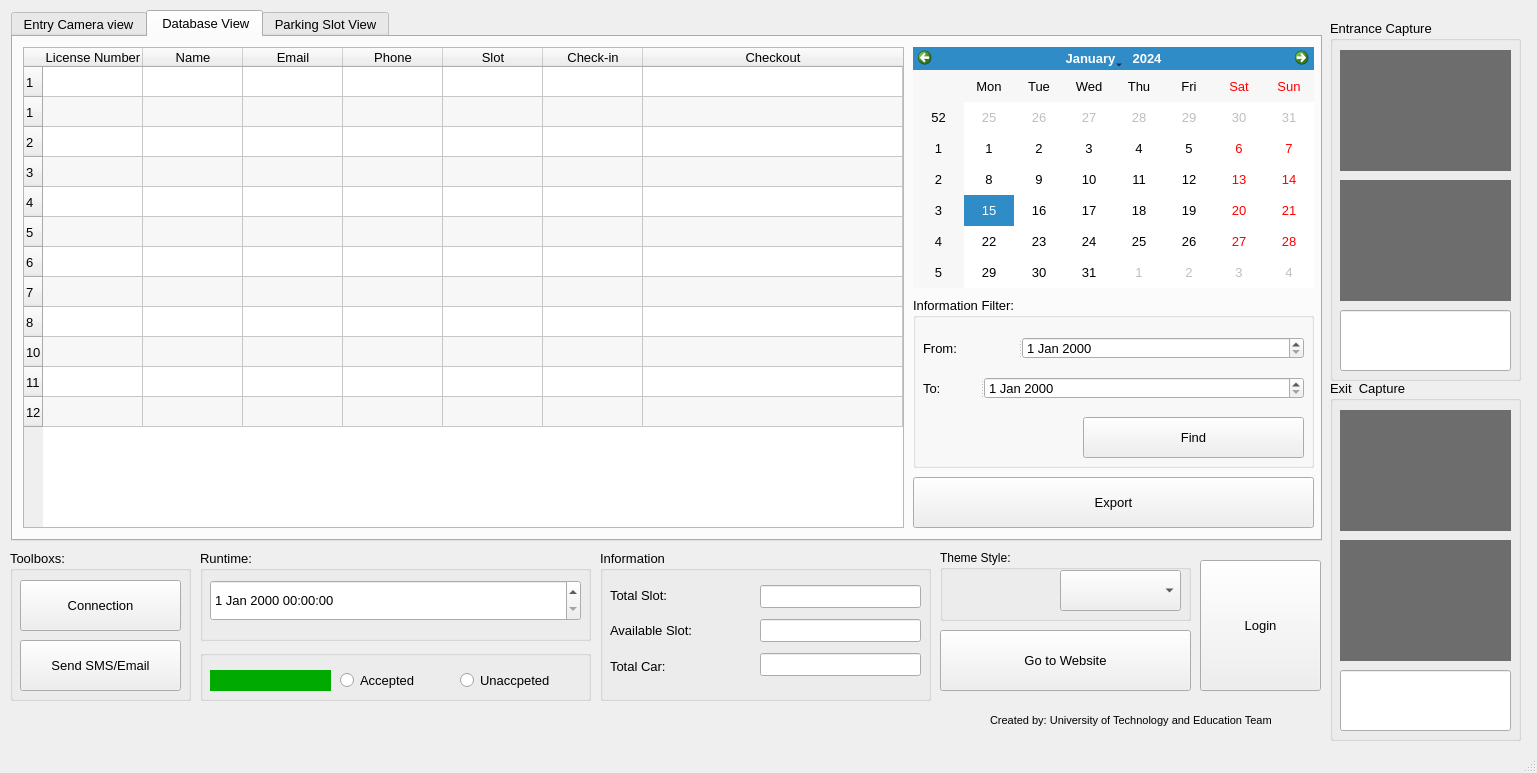
Above: ui/main.ui from leonardin999/Smart-Parking-System before the change. Below: the same form after it.
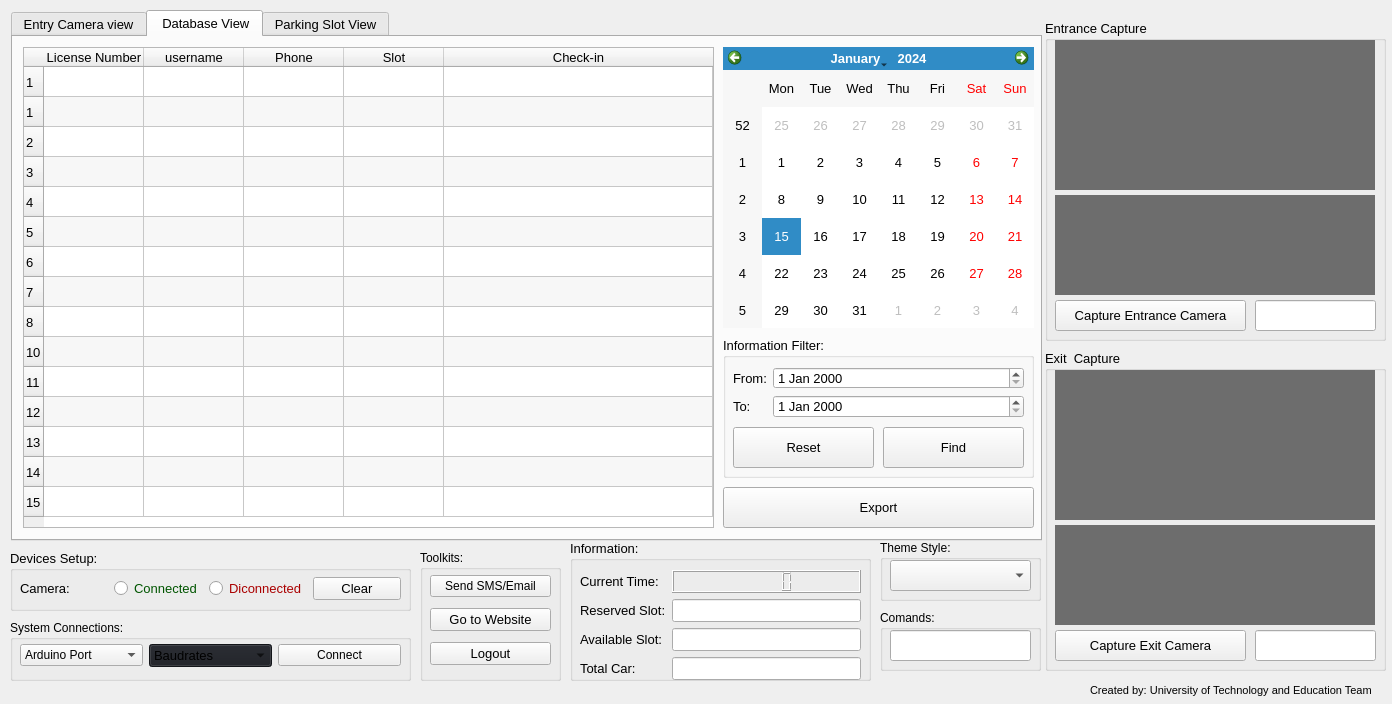
That is the form after the change. The open tabs and pages were chosen to show the change.

Diff of the .ui file:
```diff
--- a/ui/main.ui
+++ b/ui/main.ui
@@ -7,8 +7,8 @@
    <rect>
     <x>0</x>
     <y>0</y>
-    <width>1537</width>
-    <height>773</height>
+    <width>1392</width>
+    <height>704</height>
    </rect>
   </property>
   <property name="windowTitle">
@@ -23,13 +23,16 @@
      <rect>
       <x>11</x>
       <y>10</y>
-      <width>1311</width>
+      <width>1031</width>
       <height>531</height>
      </rect>
     </property>
     <property name="font">
      <font>
+      <family>MS Shell Dlg 2</family>
       <pointsize>10</pointsize>
+      <italic>false</italic>
+      <bold>false</bold>
      </font>
     </property>
     <property name="tabPosition">
@@ -117,7 +120,7 @@
        <rect>
         <x>10</x>
         <y>10</y>
-        <width>881</width>
+        <width>691</width>
         <height>481</height>
        </rect>
       </property>
@@ -187,6 +190,21 @@
         <string>12</string>
        </property>
       </row>
+      <row>
+       <property name="text">
+        <string>13</string>
+       </property>
+      </row>
+      <row>
+       <property name="text">
+        <string>14</string>
+       </property>
+      </row>
+      <row>
+       <property name="text">
+        <string>15</string>
+       </property>
+      </row>
       <column>
        <property name="text">
         <string>License Number</string>
@@ -194,12 +212,7 @@
       </column>
       <column>
        <property name="text">
-        <string>Name</string>
-       </property>
-      </column>
-      <column>
-       <property name="text">
-        <string>Email</string>
+        <string>username</string>
        </property>
       </column>
       <column>
@@ -217,12 +230,12 @@
         <string>Check-in</string>
        </property>
       </column>
-      <column>
+      <item row="0" column="0">
        <property name="text">
-        <string>Checkout</string>
+        <string/>
        </property>
-      </column>
-      <item row="0" column="0">
+      </item>
+      <item row="0" column="2">
        <property name="text">
         <string/>
        </property>
@@ -232,12 +245,12 @@
         <string/>
        </property>
       </item>
-      <item row="0" column="4">
+      <item row="3" column="0">
        <property name="text">
         <string/>
        </property>
       </item>
-      <item row="3" column="0">
+      <item row="3" column="2">
        <property name="text">
         <string/>
        </property>
@@ -253,22 +266,14 @@
         <set>ItemIsSelectable|ItemIsEditable|ItemIsDragEnabled|ItemIsDropEnabled|ItemIsUserCheckable</set>
        </property>
       </item>
-      <item row="3" column="4">
-       <property name="text">
-        <string/>
-       </property>
-       <property name="flags">
-        <set>ItemIsSelectable|ItemIsEditable|ItemIsDragEnabled|ItemIsDropEnabled|ItemIsUserCheckable</set>
-       </property>
-      </item>
      </widget>
      <widget class="QCalendarWidget" name="calendarWidget">
       <property name="geometry">
        <rect>
-        <x>900</x>
+        <x>710</x>
         <y>10</y>
-        <width>401</width>
-        <height>241</height>
+        <width>311</width>
+        <height>281</height>
        </rect>
       </property>
       <property name="styleSheet">
@@ -278,45 +283,29 @@
      <widget class="QGroupBox" name="groupBox_6">
       <property name="geometry">
        <rect>
-        <x>900</x>
-        <y>260</y>
-        <width>401</width>
-        <height>171</height>
+        <x>710</x>
+        <y>300</y>
+        <width>311</width>
+        <height>141</height>
        </rect>
       </property>
       <property name="font">
        <font>
+        <family>MS Shell Dlg 2</family>
         <pointsize>10</pointsize>
+        <italic>false</italic>
+        <bold>false</bold>
        </font>
       </property>
       <property name="title">
        <string>Information Filter:</string>
       </property>
-      <widget class="QSplitter" name="splitter_2">
-       <property name="geometry">
-        <rect>
-         <x>10</x>
-         <y>80</y>
-         <width>381</width>
-         <height>22</height>
-        </rect>
-       </property>
-       <property name="orientation">
-        <enum>Qt::Horizontal</enum>
-       </property>
-       <widget class="QLabel" name="label_11">
-        <property name="text">
-         <string>To:</string>
-        </property>
-       </widget>
-       <widget class="QDateEdit" name="dateEdit_2"/>
-      </widget>
       <widget class="QPushButton" name="btn_find">
        <property name="geometry">
         <rect>
-         <x>170</x>
-         <y>120</y>
-         <width>221</width>
+         <x>160</x>
+         <y>90</y>
+         <width>141</width>
          <height>41</height>
         </rect>
        </property>
@@ -324,38 +313,67 @@
         <string>Find</string>
        </property>
       </widget>
-      <widget class="QSplitter" name="splitter">
+      <widget class="QWidget" name="layoutWidget">
        <property name="geometry">
         <rect>
          <x>10</x>
-         <y>40</y>
-         <width>381</width>
-         <height>22</height>
+         <y>30</y>
+         <width>291</width>
+         <height>51</height>
         </rect>
        </property>
-       <property name="orientation">
-        <enum>Qt::Horizontal</enum>
+       <layout class="QFormLayout" name="formLayout_2">
+        <item row="0" column="0">
+         <widget class="QLabel" name="label_9">
+          <property name="text">
+           <string>From:</string>
+          </property>
+         </widget>
+        </item>
+        <item row="0" column="1">
+         <widget class="QDateEdit" name="dateEdit"/>
+        </item>
+        <item row="1" column="0">
+         <widget class="QLabel" name="label_11">
+          <property name="text">
+           <string>To:</string>
+          </property>
+         </widget>
+        </item>
+        <item row="1" column="1">
+         <widget class="QDateEdit" name="dateEdit_2"/>
+        </item>
+       </layout>
+      </widget>
+      <widget class="QPushButton" name="btn_reset">
+       <property name="geometry">
+        <rect>
+         <x>10</x>
+         <y>90</y>
+         <width>141</width>
+         <height>41</height>
+        </rect>
        </property>
-       <widget class="QLabel" name="label_9">
-        <property name="text">
-         <string>From:</string>
-        </property>
-       </widget>
-       <widget class="QDateEdit" name="dateEdit"/>
+       <property name="text">
+        <string>Reset</string>
+       </property>
       </widget>
      </widget>
      <widget class="QPushButton" name="btn_export">
       <property name="geometry">
        <rect>
-        <x>900</x>
-        <y>440</y>
-        <width>401</width>
-        <height>51</height>
+        <x>710</x>
+        <y>450</y>
+        <width>311</width>
+        <height>41</height>
        </rect>
       </property>
       <property name="font">
        <font>
+        <family>MS Shell Dlg 2</family>
         <pointsize>10</pointsize>
+        <italic>false</italic>
+        <bold>false</bold>
        </font>
       </property>
       <property name="text">
@@ -568,7 +586,7 @@
          <rect>
           <x>10</x>
           <y>30</y>
-          <width>105</width>
+          <width>91</width>
           <height>171</height>
          </rect>
         </property>
@@ -621,7 +639,7 @@
          <rect>
           <x>10</x>
           <y>30</y>
-          <width>121</width>
+          <width>51</width>
           <height>171</height>
          </rect>
         </property>
@@ -740,7 +758,7 @@
         <rect>
          <x>10</x>
          <y>30</y>
-         <width>135</width>
+         <width>72</width>
          <height>101</height>
         </rect>
        </property>
@@ -795,15 +813,18 @@
    <widget class="QGroupBox" name="groupBox_7">
     <property name="geometry">
      <rect>
-      <x>1330</x>
+      <x>1045</x>
       <y>20</y>
-      <width>191</width>
-      <height>361</height>
+      <width>341</width>
+      <height>321</height>
      </rect>
     </property>
     <property name="font">
      <font>
+      <family>MS Shell Dlg 2</family>
       <pointsize>10</pointsize>
+      <italic>false</italic>
+      <bold>false</bold>
      </font>
     </property>
     <property name="title">
@@ -813,9 +834,9 @@
      <property name="geometry">
       <rect>
        <x>10</x>
-       <y>30</y>
-       <width>171</width>
-       <height>121</height>
+       <y>20</y>
+       <width>320</width>
+       <height>150</height>
       </rect>
      </property>
      <property name="styleSheet">
@@ -829,9 +850,9 @@
      <property name="geometry">
       <rect>
        <x>10</x>
-       <y>160</y>
-       <width>171</width>
-       <height>121</height>
+       <y>175</y>
+       <width>320</width>
+       <height>100</height>
       </rect>
      </property>
      <property name="styleSheet">
@@ -841,13 +862,26 @@
       <string/>
      </property>
     </widget>
-    <widget class="QLineEdit" name="lineEdit">
+    <widget class="QPushButton" name="capture_entrance">
      <property name="geometry">
       <rect>
        <x>10</x>
-       <y>290</y>
-       <width>171</width>
-       <height>61</height>
+       <y>280</y>
+       <width>191</width>
+       <height>31</height>
+      </rect>
+     </property>
+     <property name="text">
+      <string>Capture Entrance Camera</string>
+     </property>
+    </widget>
+    <widget class="QLineEdit" name="entrance_result">
+     <property name="geometry">
+      <rect>
+       <x>210</x>
+       <y>280</y>
+       <width>121</width>
+       <height>31</height>
       </rect>
      </property>
     </widget>
@@ -855,15 +889,18 @@
    <widget class="QGroupBox" name="groupBox_8">
     <property name="geometry">
      <rect>
-      <x>1330</x>
-      <y>380</y>
-      <width>191</width>
-      <height>361</height>
+      <x>1045</x>
+      <y>350</y>
+      <width>341</width>
+      <height>321</height>
      </rect>
     </property>
     <property name="font">
      <font>
+      <family>MS Shell Dlg 2</family>
       <pointsize>10</pointsize>
+      <italic>false</italic>
+      <bold>false</bold>
      </font>
     </property>
     <property name="title">
@@ -873,9 +910,9 @@
      <property name="geometry">
       <rect>
        <x>10</x>
-       <y>30</y>
-       <width>171</width>
-       <height>121</height>
+       <y>20</y>
+       <width>320</width>
+       <height>150</height>
       </rect>
      </property>
      <property name="styleSheet">
@@ -889,9 +926,9 @@
      <property name="geometry">
       <rect>
        <x>10</x>
-       <y>160</y>
-       <width>171</width>
-       <height>121</height>
+       <y>175</y>
+       <width>320</width>
+       <height>100</height>
       </rect>
      </property>
      <property name="styleSheet">
@@ -901,41 +938,26 @@
       <string/>
      </property>
     </widget>
-    <widget class="QLineEdit" name="lineEdit_2">
+    <widget class="QPushButton" name="capture_exit">
      <property name="geometry">
       <rect>
        <x>10</x>
-       <y>290</y>
-       <width>171</width>
-       <height>61</height>
+       <y>280</y>
+       <width>191</width>
+       <height>31</height>
       </rect>
      </property>
+     <property name="text">
+      <string>Capture Exit Camera</string>
+     </property>
     </widget>
-   </widget>
-   <widget class="QGroupBox" name="groupBox_9">
-    <property name="geometry">
-     <rect>
-      <x>200</x>
-      <y>550</y>
-      <width>391</width>
-      <height>91</height>
-     </rect>
-    </property>
-    <property name="font">
-     <font>
-      <pointsize>10</pointsize>
-     </font>
-    </property>
-    <property name="title">
-     <string>Runtime:</string>
-    </property>
-    <widget class="QDateTimeEdit" name="dateTimeEdit">
+    <widget class="QLineEdit" name="exit_result">
      <property name="geometry">
       <rect>
-       <x>10</x>
-       <y>30</y>
-       <width>371</width>
-       <height>41</height>
+       <x>210</x>
+       <y>280</y>
+       <width>121</width>
+       <height>31</height>
       </rect>
      </property>
     </widget>
@@ -945,111 +967,74 @@
      <rect>
       <x>10</x>
       <y>550</y>
-      <width>181</width>
-      <height>151</height>
+      <width>401</width>
+      <height>61</height>
      </rect>
     </property>
     <property name="font">
      <font>
+      <family>MS Shell Dlg 2</family>
       <pointsize>10</pointsize>
+      <italic>false</italic>
+      <bold>false</bold>
      </font>
     </property>
     <property name="title">
-     <string>Toolboxs:</string>
+     <string>Devices Setup:</string>
     </property>
-    <widget class="QPushButton" name="pushButton">
+    <widget class="QWidget" name="layoutWidget">
      <property name="geometry">
       <rect>
        <x>10</x>
-       <y>30</y>
-       <width>161</width>
-       <height>51</height>
+       <y>23</y>
+       <width>381</width>
+       <height>31</height>
       </rect>
      </property>
-     <property name="text">
-      <string>Connection</string>
-     </property>
-    </widget>
-    <widget class="QPushButton" name="pushButton_2">
-     <property name="geometry">
-      <rect>
-       <x>10</x>
-       <y>90</y>
-       <width>161</width>
-       <height>51</height>
-      </rect>
-     </property>
-     <property name="text">
-      <string>Send SMS/Email</string>
-     </property>
-    </widget>
-   </widget>
-   <widget class="QGroupBox" name="groupBox_11">
-    <property name="geometry">
-     <rect>
-      <x>200</x>
-      <y>650</y>
-      <width>391</width>
-      <height>51</height>
-     </rect>
-    </property>
-    <property name="font">
-     <font>
-      <pointsize>10</pointsize>
-     </font>
-    </property>
-    <property name="title">
-     <string/>
-    </property>
-    <widget class="QRadioButton" name="radioButton">
-     <property name="geometry">
-      <rect>
-       <x>140</x>
-       <y>20</y>
-       <width>101</width>
-       <height>21</height>
-      </rect>
-     </property>
-     <property name="text">
-      <string>Accepted</string>
-     </property>
-    </widget>
-    <widget class="QRadioButton" name="radioButton_2">
-     <property name="geometry">
-      <rect>
-       <x>260</x>
-       <y>20</y>
-       <width>121</width>
-       <height>21</height>
-      </rect>
-     </property>
-     <property name="text">
-      <string>Unaccpeted</string>
-     </property>
-    </widget>
-    <widget class="QLabel" name="label_16">
-     <property name="geometry">
-      <rect>
-       <x>10</x>
-       <y>20</y>
-       <width>121</width>
-       <height>21</height>
-      </rect>
-     </property>
-     <property name="styleSheet">
-      <string notr="true">background-color: rgb(0, 170, 0);</string>
-     </property>
-     <property name="text">
-      <string/>
-     </property>
+     <layout class="QHBoxLayout" name="horizontalLayout_2">
+      <item>
+       <widget class="QLabel" name="label_21">
+        <property name="text">
+         <string>Camera:</string>
+        </property>
+       </widget>
+      </item>
+      <item>
+       <widget class="QRadioButton" name="btn_connect_cam">
+        <property name="styleSheet">
+         <string notr="true">color: rgb(0, 85, 0);</string>
+        </property>
+        <property name="text">
+         <string>Connected</string>
+        </property>
+       </widget>
+      </item>
+      <item>
+       <widget class="QRadioButton" name="btn_disconnect_cam">
+        <property name="styleSheet">
+         <string notr="true">color: rgb(170, 0, 0);</string>
+        </property>
+        <property name="text">
+         <string>Diconnected</string>
+        </property>
+       </widget>
+      </item>
+      <item>
+       <widget class="QPushButton" name="run_cam">
+        <property name="text">
+         <string>Clear</string>
+        </property>
+       </widget>
+      </item>
+     </layout>
     </widget>
    </widget>
    <widget class="QLabel" name="label_18">
     <property name="geometry">
      <rect>
-      <x>990</x>
-      <y>710</y>
-      <width>341</width>
+      <x>1090</x>
+      <y>680</y>
+      <width>291</width>
       <height>20</height>
      </rect>
     </property>
@@ -1057,7 +1042,6 @@
      <font>
       <family>MS Shell Dlg 2</family>
       <pointsize>8</pointsize>
-      <weight>50</weight>
       <italic>false</italic>
       <bold>false</bold>
      </font>
@@ -1069,121 +1053,369 @@
      <string>Created by: University of Technology and Education Team</string>
     </property>
    </widget>
-   <widget class="QPushButton" name="login_btn">
-    <property name="geometry">
-     <rect>
-      <x>1200</x>
-      <y>560</y>
-      <width>121</width>
-      <height>131</height>
-     </rect>
-    </property>
-    <property name="font">
-     <font>
-      <pointsize>10</pointsize>
-     </font>
-    </property>
-    <property name="text">
-     <string>Login</string>
-    </property>
-   </widget>
    <widget class="QGroupBox" name="groupBox_12">
     <property name="geometry">
      <rect>
-      <x>600</x>
-      <y>550</y>
-      <width>331</width>
-      <height>151</height>
+      <x>570</x>
+      <y>540</y>
+      <width>301</width>
+      <height>141</height>
      </rect>
     </property>
     <property name="font">
      <font>
+      <family>MS Shell Dlg 2</family>
       <pointsize>10</pointsize>
+      <italic>false</italic>
+      <bold>false</bold>
      </font>
     </property>
     <property name="title">
-     <string>Information</string>
+     <string>Information:</string>
     </property>
-    <widget class="QWidget" name="layoutWidget4_2">
+    <widget class="QWidget" name="layoutWidget">
      <property name="geometry">
       <rect>
        <x>10</x>
        <y>30</y>
-       <width>135</width>
-       <height>101</height>
+       <width>281</width>
+       <height>111</height>
       </rect>
      </property>
-     <layout class="QVBoxLayout" name="verticalLayout_6">
-      <item>
+     <layout class="QFormLayout" name="formLayout">
+      <item row="0" column="0">
        <widget class="QLabel" name="label_17">
         <property name="text">
-         <string>Total Slot:</string>
+         <string>Current Time:</string>
         </property>
        </widget>
       </item>
-      <item>
+      <item row="0" column="1">
+       <widget class="QLCDNumber" name="lcdNumber"/>
+      </item>
+      <item row="1" column="0">
+       <widget class="QLabel" name="label_16">
+        <property name="text">
+         <string>Reserved Slot:</string>
+        </property>
+       </widget>
+      </item>
+      <item row="1" column="1">
+       <widget class="QLineEdit" name="slot_display">
+        <property name="readOnly">
+         <bool>true</bool>
+        </property>
+       </widget>
+      </item>
+      <item row="2" column="0">
        <widget class="QLabel" name="label_19">
         <property name="text">
          <string>Available Slot:</string>
         </property>
        </widget>
       </item>
-      <item>
+      <item row="2" column="1">
+       <widget class="QLineEdit" name="available_slot_display">
+        <property name="readOnly">
+         <bool>true</bool>
+        </property>
+       </widget>
+      </item>
+      <item row="3" column="0">
        <widget class="QLabel" name="label_20">
         <property name="text">
          <string>Total Car:</string>
         </property>
        </widget>
       </item>
-     </layout>
-    </widget>
-    <widget class="QWidget" name="layoutWidget5_2">
-     <property name="geometry">
-      <rect>
-       <x>160</x>
-       <y>30</y>
-       <width>161</width>
-       <height>101</height>
-      </rect>
-     </property>
-     <layout class="QVBoxLayout" name="verticalLayout_7">
-      <item>
-       <widget class="QLineEdit" name="lincense_edit_2"/>
-      </item>
-      <item>
-       <widget class="QLineEdit" name="type_edit_2"/>
-      </item>
-      <item>
-       <widget class="QLineEdit" name="entry_edit_2"/>
+      <item row="3" column="1">
+       <widget class="QLineEdit" name="car_display">
+        <property name="readOnly">
+         <bool>true</bool>
+        </property>
+       </widget>
       </item>
      </layout>
     </widget>
    </widget>
-   <widget class="QPushButton" name="pushButton_5">
+   <widget class="QGroupBox" name="groupBox_11">
     <property name="geometry">
      <rect>
-      <x>940</x>
-      <y>630</y>
-      <width>251</width>
+      <x>10</x>
+      <y>620</y>
+      <width>401</width>
       <height>61</height>
      </rect>
     </property>
-    <property name="font">
-     <font>
-      <pointsize>10</pointsize>
-     </font>
+    <property name="title">
+     <string>System Connections:</string>
     </property>
-    <property name="text">
-     <string>Go to Website</string>
+    <widget class="QWidget" name="layoutWidget">
+     <property name="geometry">
+      <rect>
+       <x>10</x>
+       <y>20</y>
+       <width>381</width>
+       <height>31</height>
+      </rect>
+     </property>
+     <layout class="QHBoxLayout" name="horizontalLayout">
+      <item>
+       <widget class="QComboBox" name="port">
+        <item>
+         <property name="text">
+          <string>Arduino Port</string>
+         </property>
+        </item>
+       </widget>
+      </item>
+      <item>
+       <widget class="QComboBox" name="baud">
+        <property name="palette">
+         <palette>
+          <active>
+           <colorrole role="Button">
+            <brush brushstyle="SolidPattern">
+             <color alpha="255">
+              <red>27</red>
+              <green>29</green>
+              <blue>35</blue>
+             </color>
+            </brush>
+           </colorrole>
+           <colorrole role="Base">
+            <brush brushstyle="SolidPattern">
+             <color alpha="255">
+              <red>27</red>
+              <green>29</green>
+              <blue>35</blue>
+             </color>
+            </brush>
+           </colorrole>
+           <colorrole role="Window">
+            <brush brushstyle="SolidPattern">
+             <color alpha="255">
+              <red>27</red>
+              <green>29</green>
+              <blue>35</blue>
+             </color>
+            </brush>
+           </colorrole>
+          </active>
+          <inactive>
+           <colorrole role="Button">
+            <brush brushstyle="SolidPattern">
+             <color alpha="255">
+              <red>27</red>
+              <green>29</green>
+              <blue>35</blue>
+             </color>
+            </brush>
+           </colorrole>
+           <colorrole role="Base">
+            <brush brushstyle="SolidPattern">
+             <color alpha="255">
+              <red>27</red>
+              <green>29</green>
+              <blue>35</blue>
+             </color>
+            </brush>
+           </colorrole>
+           <colorrole role="Window">
+            <brush brushstyle="SolidPattern">
+             <color alpha="255">
+              <red>27</red>
+              <green>29</green>
+              <blue>35</blue>
+             </color>
+            </brush>
+           </colorrole>
+          </inactive>
+          <disabled>
+           <colorrole role="Button">
+            <brush brushstyle="SolidPattern">
+             <color alpha="255">
+              <red>27</red>
+              <green>29</green>
+              <blue>35</blue>
+             </color>
+            </brush>
+           </colorrole>
+           <colorrole role="Base">
+            <brush brushstyle="SolidPattern">
+             <color alpha="255">
+              <red>27</red>
+              <green>29</green>
+              <blue>35</blue>
+             </color>
+            </brush>
+           </colorrole>
+           <colorrole role="Window">
+            <brush brushstyle="SolidPattern">
+             <color alpha="255">
+              <red>27</red>
+              <green>29</green>
+              <blue>35</blue>
+             </color>
+            </brush>
+           </colorrole>
+          </disabled>
+         </palette>
+        </property>
+        <property name="font">
+         <font>
+          <family>MS Shell Dlg 2</family>
+          <pointsize>10</pointsize>
+          <italic>false</italic>
+          <bold>false</bold>
+         </font>
+        </property>
+        <property name="autoFillBackground">
+         <bool>false</bool>
+        </property>
+        <property name="styleSheet">
+         <string notr="true"/>
+        </property>
+        <property name="iconSize">
+         <size>
+          <width>16</width>
+          <height>16</height>
+         </size>
+        </property>
+        <property name="frame">
+         <bool>true</bool>
+        </property>
+        <item>
+         <property name="text">
+          <string>Baudrates</string>
+         </property>
+        </item>
+        <item>
+         <property name="text">
+          <string>1200</string>
+         </property>
+        </item>
+        <item>
+         <property name="text">
+          <string>1800</string>
+         </property>
+        </item>
+        <item>
+         <property name="text">
+          <string>2400</string>
+         </property>
+        </item>
+        <item>
+         <property name="text">
+          <string>4800</string>
+         </property>
+        </item>
+        <item>
+         <property name="text">
+          <string>9600</string>
+         </property>
+        </item>
+        <item>
+         <property name="text">
+          <string>38400</string>
+         </property>
+        </item>
+        <item>
+         <property name="text">
+          <string>19200</string>
+         </property>
+        </item>
+        <item>
+         <property name="text">
+          <string>57600</string>
+         </property>
+        </item>
+        <item>
+         <property name="text">
+          <string>115200</string>
+         </property>
+        </item>
+       </widget>
+      </item>
+      <item>
+       <widget class="QPushButton" name="btn_connect">
+        <property name="text">
+         <string>Connect</string>
+        </property>
+       </widget>
+      </item>
+     </layout>
+    </widget>
+   </widget>
+   <widget class="QGroupBox" name="groupBox_9">
+    <property name="geometry">
+     <rect>
+      <x>420</x>
+      <y>550</y>
+      <width>141</width>
+      <height>131</height>
+     </rect>
     </property>
+    <property name="title">
+     <string>Toolkits:</string>
+    </property>
+    <widget class="QWidget" name="layoutWidget">
+     <property name="geometry">
+      <rect>
+       <x>10</x>
+       <y>20</y>
+       <width>121</width>
+       <height>101</height>
+      </rect>
+     </property>
+     <layout class="QVBoxLayout" name="verticalLayout_8">
+      <item>
+       <widget class="QPushButton" name="btn_send_email">
+        <property name="text">
+         <string>Send SMS/Email</string>
+        </property>
+       </widget>
+      </item>
+      <item>
+       <widget class="QPushButton" name="btn_website">
+        <property name="font">
+         <font>
+          <family>MS Shell Dlg 2</family>
+          <pointsize>10</pointsize>
+          <italic>false</italic>
+          <bold>false</bold>
+         </font>
+        </property>
+        <property name="text">
+         <string>Go to Website</string>
+        </property>
+       </widget>
+      </item>
+      <item>
+       <widget class="QPushButton" name="btn_login">
+        <property name="font">
+         <font>
+          <family>MS Shell Dlg 2</family>
+          <pointsize>10</pointsize>
+          <italic>false</italic>
+          <bold>false</bold>
+         </font>
+        </property>
+        <property name="text">
+         <string>Logout</string>
+        </property>
+       </widget>
+      </item>
+     </layout>
+    </widget>
    </widget>
    <widget class="QGroupBox" name="groupBox_13">
     <property name="geometry">
      <rect>
-      <x>940</x>
-      <y>550</y>
-      <width>251</width>
-      <height>71</height>
+      <x>880</x>
+      <y>540</y>
+      <width>161</width>
+      <height>61</height>
      </rect>
     </property>
     <property name="title">
@@ -1192,19 +1424,37 @@
     <widget class="QComboBox" name="style_box">
      <property name="geometry">
       <rect>
-       <x>120</x>
+       <x>10</x>
        <y>20</y>
-       <width>121</width>
-       <height>41</height>
+       <width>141</width>
+       <height>31</height>
       </rect>
      </property>
     </widget>
    </widget>
-  </widget>
-  <widget class="QStatusBar" name="statusbar">
-   <property name="sizeGripEnabled">
-    <bool>true</bool>
-   </property>
+   <widget class="QGroupBox" name="groupBox_14">
+    <property name="geometry">
+     <rect>
+      <x>880</x>
+      <y>610</y>
+      <width>161</width>
+      <height>61</height>
+     </rect>
+    </property>
+    <property name="title">
+     <string>Comands:</string>
+    </property>
+    <widget class="QLineEdit" name="comand_edit">
+     <property name="geometry">
+      <rect>
+       <x>10</x>
+       <y>20</y>
+       <width>141</width>
+       <height>31</height>
+      </rect>
+     </property>
+    </widget>
+   </widget>
   </widget>
  </widget>
  <resources/>
```
Left out of the diff: 132 changed lines with no effect on the pictures.
